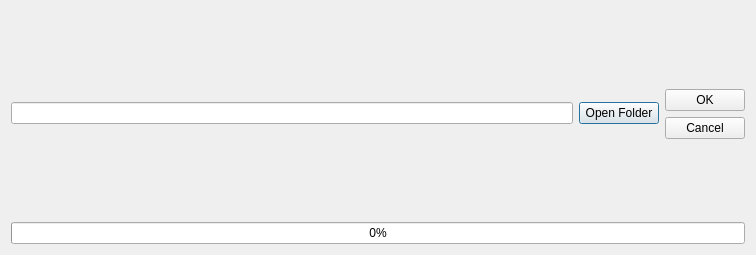
Before: the Qt Designer form src/filedialog.ui in Mighty-A/RideHailingDataAnalyzer, drawn with Qt 5.
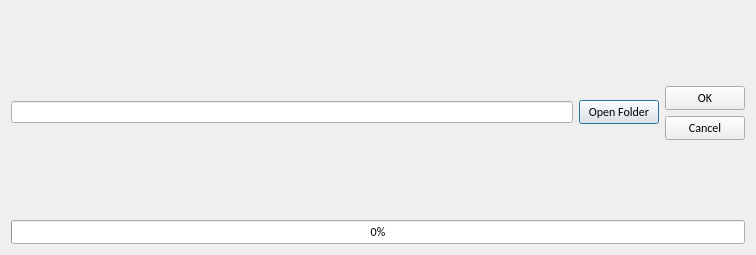
After: the same form once the commit is applied.

Patch:
```diff
--- a/src/filedialog.ui
+++ b/src/filedialog.ui
@@ -28,6 +28,11 @@
          </item>
          <item>
           <widget class="QPushButton" name="openDirButton">
+           <property name="font">
+            <font>
+             <family>Calibri</family>
+            </font>
+           </property>
            <property name="text">
             <string>Open Folder</string>
            </property>
@@ -52,6 +57,11 @@
          </item>
          <item>
           <widget class="QPushButton" name="OKButton">
+           <property name="font">
+            <font>
+             <family>Calibri</family>
+            </font>
+           </property>
            <property name="text">
             <string>OK</string>
            </property>
@@ -59,6 +69,11 @@
          </item>
          <item>
           <widget class="QPushButton" name="CancelButton">
+           <property name="font">
+            <font>
+             <family>Calibri</family>
+            </font>
+           </property>
            <property name="text">
             <string>Cancel</string>
            </property>
@@ -83,6 +98,11 @@
      </item>
      <item>
       <widget class="QProgressBar" name="loadProgressBar">
+       <property name="font">
+        <font>
+         <family>Calibri</family>
+        </font>
+       </property>
        <property name="value">
         <number>0</number>
        </property>
```
